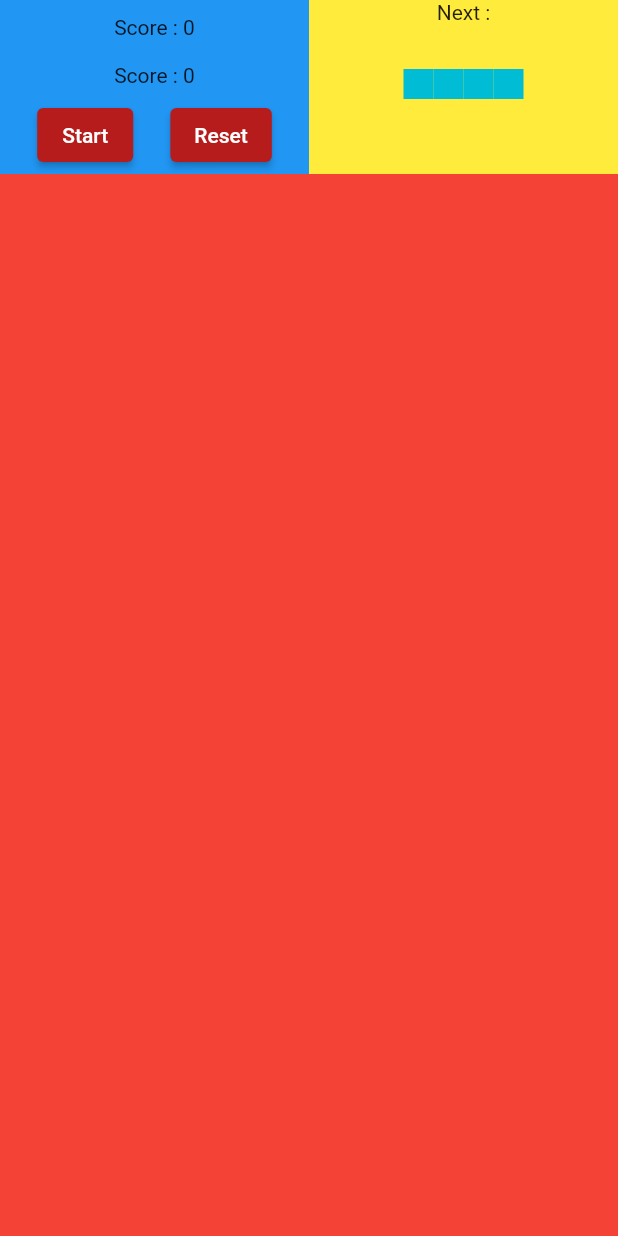
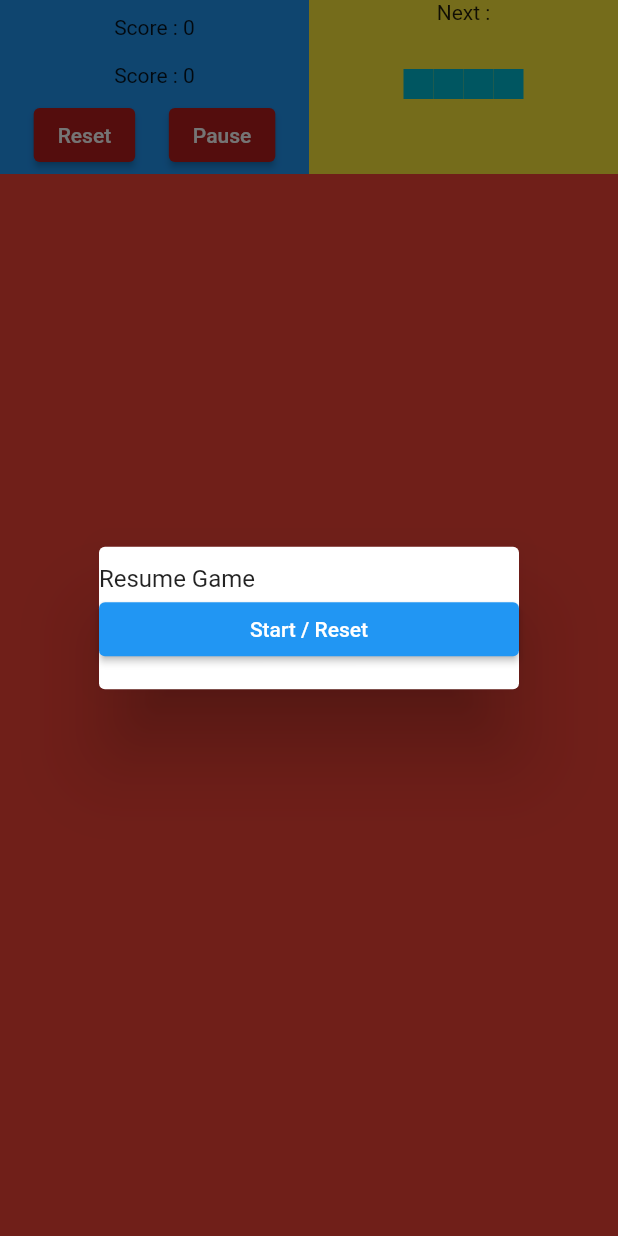
Before and after one commit to MUradyanHayk/tetris-game, a Flutter app: the screen it shows after launch, after a tap on "Reset", on a phone screen of 412 x 824 dp. Run offline on Flutter 3.47's test engine with Material 2 defaults, Android fonts, the phone set to English and light mode, and no system bars.

Commit message:
(HM) is modified something ...

```diff
--- a/lib/widget/tetris_game.dart
+++ b/lib/widget/tetris_game.dart
@@ -4,7 +4,7 @@ import 'package:flutter/cupertino.dart';
 import 'package:flutter/material.dart';
 
 // https://www.youtube.com/watch?v=DhyOyqz7saM&list=PLdtFzIhH38aKQfgjcui_WSdsksoVzHoc1
-// hasel em 25:40
+// hasel em 36:50
 class TetrisGame extends StatefulWidget {
   const TetrisGame({Key? key}) : super(key: key);
 
@@ -15,7 +15,7 @@ class TetrisGame extends StatefulWidget {
 class _TetrisGameState extends State<TetrisGame> {
   // lets make BrickShape for next object show on top
 
-  GlobalKey<_TetrisGameState> keyGlobal = GlobalKey();
+  GlobalKey<_TetrisWidgetState > keyGlobal = GlobalKey();
   ValueNotifier<List<BrickObjectPos>> brickObjectPosValue = ValueNotifier<List<BrickObjectPos>>(List<BrickObjectPos>.from([]));
 
   @override
@@ -56,16 +56,16 @@ class _TetrisGameState extends State<TetrisGame> {
                               children: [
                                 ElevatedButton(
                                   onPressed: () {
-                                    print("Start");
+                                    keyGlobal.currentState!.resetGame();
                                   },
-                                  child: Text("Start"),
+                                  child: Text("Reset"),
                                   style: ButtonStyle(backgroundColor: MaterialStateColor.resolveWith((states) => Colors.red[900]!)),
                                 ),
                                 ElevatedButton(
                                   onPressed: () {
-                                    print("Reset");
+                                    keyGlobal.currentState!.pauseGame();
                                   },
-                                  child: Text("Reset"),
+                                  child: Text("Pause"),
                                   style: ButtonStyle(backgroundColor: MaterialStateColor.resolveWith((states) => Colors.red[900]!)),
                                 ),
                               ],
@@ -147,6 +147,19 @@ class _TetrisWidgetState extends State<TetrisWidget> with SingleTickerProviderSt
   // set animation & controller animation 1st
   late Animation<double> animation;
   late AnimationController animationController;
+  late Size sizeBox;
+
+  // our index point array for base or walls
+  late List<int> levelBases;
+
+  // all brick generated will save here
+  ValueNotifier<List<BrickObjectPos>> brickObjectPosValue = ValueNotifier<List<BrickObjectPos>>([]);
+
+  // for point already done
+  ValueNotifier<List<BrickObjectPosDone>> donePointsValue = ValueNotifier<List<BrickObjectPosDone>>([]);
+
+  // declare all parameter
+  ValueNotifier<int> animationPosTickValue = ValueNotifier<int>(0);
 
   @override
   void initState() {
@@ -154,21 +167,106 @@ class _TetrisWidgetState extends State<TetrisWidget> with SingleTickerProviderSt
 
     // calculate size box base size box Tetris
     calculateSizeBox();
+    // generate random in animation loop
+
     animationController = AnimationController(vsync: this, duration: Duration(microseconds: 1000));
     animation = Tween<double>(begin: 0, end: 1).animate(animationController)..addListener(animationLoop);
     animationController.forward();
   }
 
   void calculateSizeBox() {
-    sizeBox = Size();
+    // sizeBox to calculate overall size which need for our tetris take place
+    sizeBox = Size(
+      (widget.size.width ~/ widget.sizePerSquare!) * widget.sizePerSquare!,
+      (widget.size.height ~/ widget.sizePerSquare!) * widget.sizePerSquare!,
+    );
+
+    // calculate bases level in game
+    // this one calculate bottom level
+    levelBases = List.generate(sizeBox.width ~/ widget.sizePerSquare!, (index) {
+      return ((sizeBox.height ~/ widget.sizePerSquare!) - 1) * (sizeBox.width ~/ widget.sizePerSquare!) + index;
+    });
+
+    // calculate left base wall
+    levelBases.addAll(List.generate(sizeBox.height ~/ widget.sizePerSquare!, (index) {
+      return index * (sizeBox.width ~/ widget.sizePerSquare!);
+    }));
+
+    // calculate right base wall
+    levelBases.addAll(List.generate(sizeBox.height ~/ widget.sizePerSquare!, (index) {
+      return (index * (sizeBox.width ~/ widget.sizePerSquare!)) + (sizeBox.width ~/ widget.sizePerSquare! - 1);
+    }));
+  }
+
+  pauseGame() async {
+    animationController.stop();
+    await showDialog(
+        context: context,
+        builder: (context) => SimpleDialog(
+              children: [
+                Text("Pause Game"),
+                ElevatedButton(onPressed: () {
+                  Navigator.of(context).pop();
+                  animationController.forward();
+                }, child: Text("Pause")),
+              ],
+            ));
+  }
+
+  resetGame() async {
+    animationController.stop();
+    await showDialog(
+        context: context,
+        barrierDismissible: false,
+        builder: (context) => SimpleDialog(
+              children: [
+                Text("Resume Game"),
+                ElevatedButton(onPressed: () {
+                  donePointsValue.value = [];
+                  donePointsValue.notifyListeners();
+
+                  brickObjectPosValue.value = [];
+                  brickObjectPosValue.notifyListeners();
+
+                  Navigator.of(context).pop();
+
+                  calculateSizeBox();
+                  randomBrick(start: true);
+                  animationController.reset();
+                  animationController.stop();
+                  animationController.forward();
+                }, child: Text("Start / Reset")),
+              ],
+            ));
   }
 
   void animationLoop() {
-    if (animation.isCompleted) {
-      print("nice run");
+    // check brick length more that 1 for ready curent & future brick
+    if (animation.isCompleted && brickObjectPosValue.value.length > 1) {
+      print("nice run hahhaa");
+
       animationController.reset();
       animationController.forward();
     }
+    // we use on rest btn
+    // randomBrick(start: true);
+  }
+
+  void randomBrick({start: false}) {
+    // start true means to generate 2 random brick, if false we just generate one on time
+    brickObjectPosValue.value.add(getNewBrickPos());
+    widget.setNextBrick!.call(brickObjectPosValue.value);
+    brickObjectPosValue.notifyListeners();
+  }
+
+  BrickObjectPos getNewBrickPos() {
+    return BrickObjectPos(
+        size: Size.square(widget.sizePerSquare!),
+        sizeLayout: sizeBox,
+        color: Colors.primaries[Random().nextInt(Colors.primaries.length)].shade800,
+        rotation: Random().nextInt(4),
+        offset: Offset(widget.sizePerSquare! * 4, -widget.sizePerSquare! * 3),
+        shapeEnum: BrickShapeEnum.values[Random().nextInt(BrickShapeEnum.values.length)]);
   }
 
   @override
```
